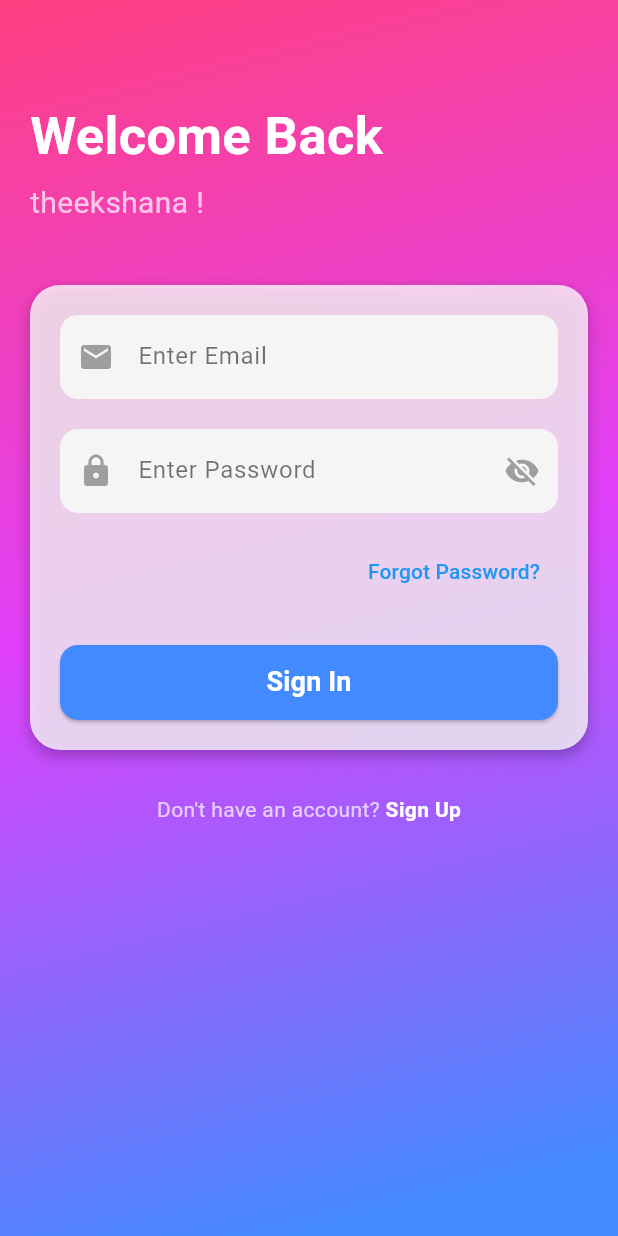
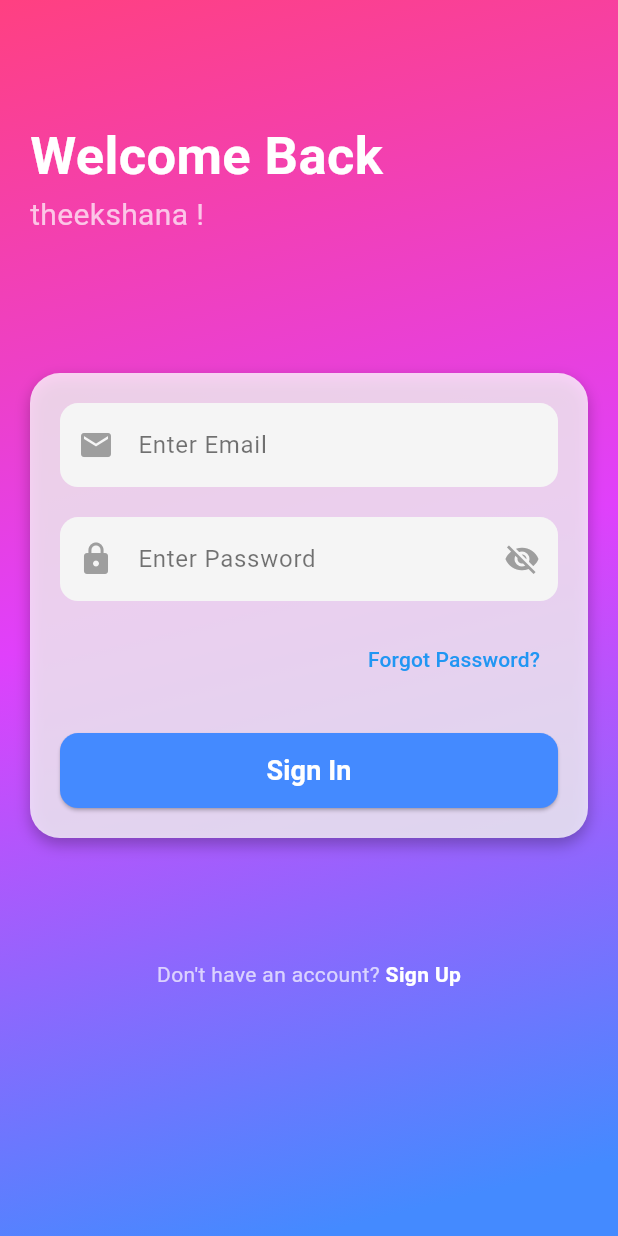
Before and after one commit to Theekshana1999/Social-Media-App, a Flutter app: the SignInScreen screen opened by its route, on a phone screen of 412 x 824 dp. Run offline on Flutter 3.47's test engine with Material 3 defaults, Android fonts, the phone set to English and light mode, and no system bars; our stand-ins replace curved_navigation_bar, font_awesome_flutter.

Commit message:
refactor: simplify layout structure and enhance sign-in functionality in SignInScreen

```diff
--- a/lib/Screen/signin_screen.dart
+++ b/lib/Screen/signin_screen.dart
@@ -1,4 +1,5 @@
 import 'package:flutter/material.dart';
+import 'package:login/Screen/otp_screen.dart';
 import 'package:login/Screen/signup_screen.dart';
 
 class SignInScreen extends StatefulWidget {
@@ -31,17 +32,19 @@ class _SignInScreenState extends State<SignInScreen> {
               end: Alignment.bottomCenter,
             ),
           ),
-          child: SingleChildScrollView(
-            physics: const BouncingScrollPhysics(),
           child: Padding(
             padding: EdgeInsets.symmetric(
               horizontal: 20,
               vertical: MediaQuery.of(context).size.height * 0.08,
             ),
             child: Column(
+              mainAxisAlignment: MainAxisAlignment.spaceAround,
               crossAxisAlignment: CrossAxisAlignment.start,
               children: [
                 // Title section
+                Column(
+                  crossAxisAlignment: CrossAxisAlignment.start,
+                  children: [
                     const Text(
                       'Welcome Back',
                       style: TextStyle(
@@ -50,11 +53,14 @@ class _SignInScreenState extends State<SignInScreen> {
                         fontWeight: FontWeight.bold,
                       ),
                     ),
-                  const SizedBox(height: 5),
+                    // const SizedBox(height: 5),
                     const Text(
                       'theekshana !',
                       style: TextStyle(color: Colors.white70, fontSize: 20),
                     ),
+                  ],
+                ),
+
                 const SizedBox(height: 40),
 
                 // ✅ White Background Layer for Form
@@ -150,10 +156,15 @@ class _SignInScreenState extends State<SignInScreen> {
                         height: 50,
                         child: ElevatedButton(
                           onPressed: () {
+                            // Handle sign-in logic here
                             debugPrint("Email: ${_emailController.text}");
-                              debugPrint(
-                                "Password: ${_passwordController.text}",
+                            debugPrint("Password: ${_passwordController.text}");
+                            Navigator.of(context).pushReplacement(
+                              MaterialPageRoute(
+                                builder: (context) => const OtpScreen(),
+                              ),
                             );
+
                           },
                           style: ElevatedButton.styleFrom(
                             backgroundColor: Colors.blueAccent,
@@ -209,7 +220,6 @@ class _SignInScreenState extends State<SignInScreen> {
           ),
         ),
       ),
-      ),
     );
   }
 }
```
Lines whose indentation alone changed are shown as unchanged.
